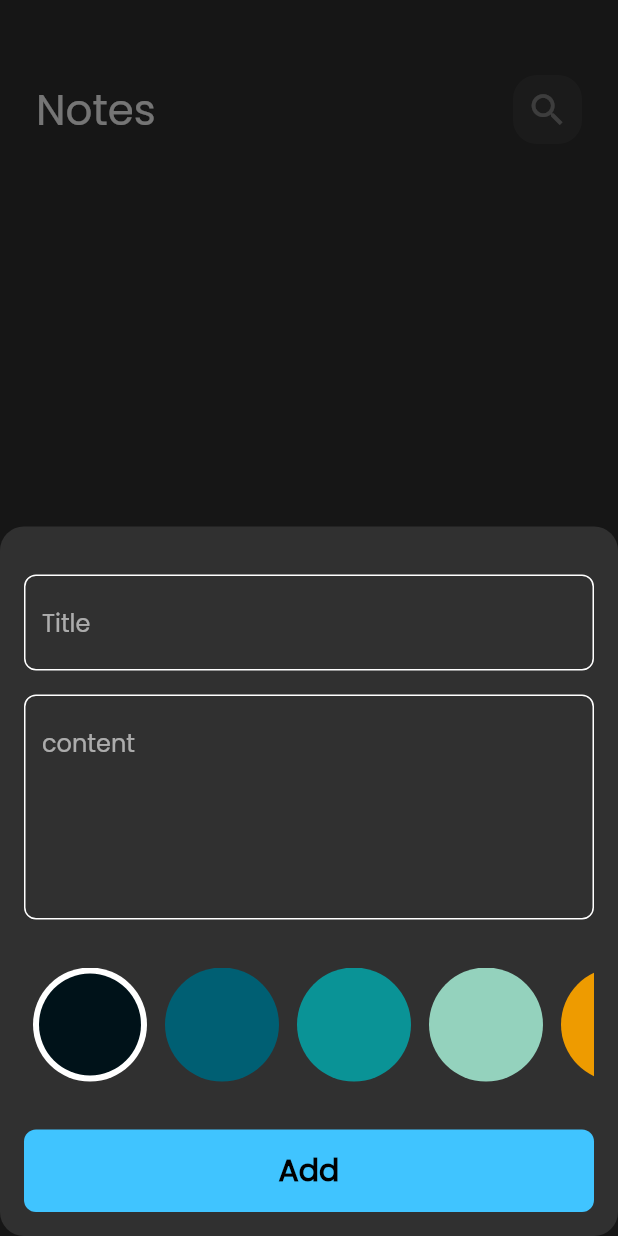
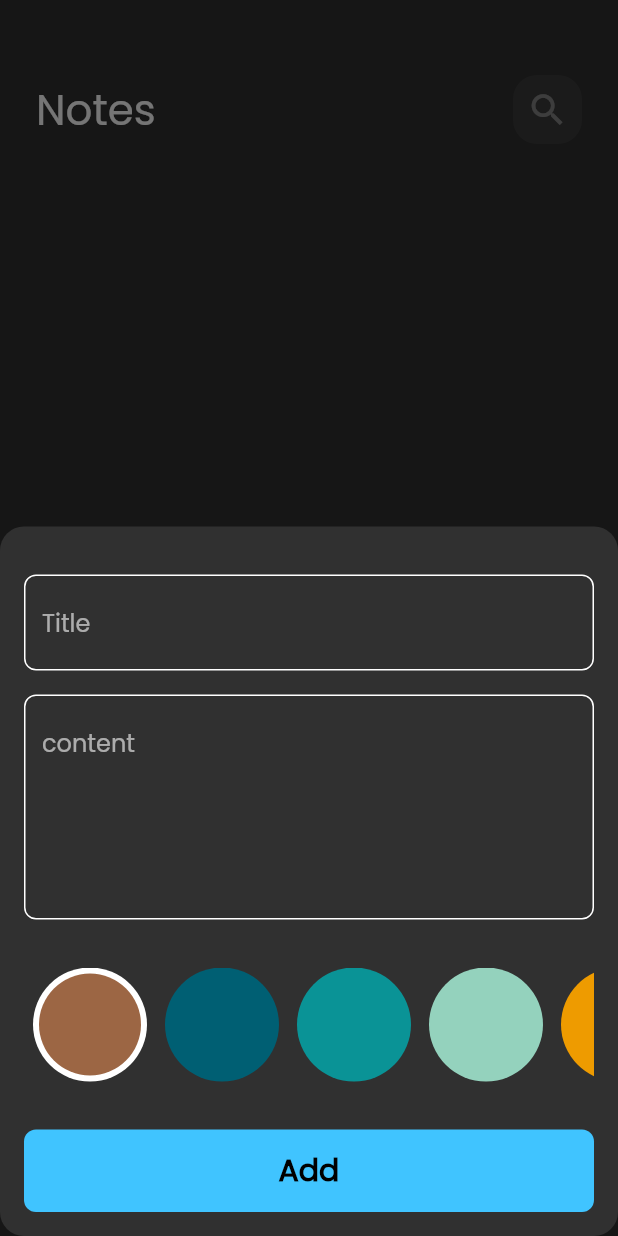
Before and after one commit to mahdymohamed6/note_app, a Flutter app: the screen it shows after launch, after a tap on the "add" icon, on a phone screen of 412 x 824 dp. Run offline on Flutter 3.47's test engine with Material 2 defaults, Android fonts, the phone set to English and light mode, and no system bars; our stand-ins replace bloc, flutter_bloc, hive, hive_flutter; accounts and stored records are empty; generated files the repository leaves out were written again.

Commit message:
finish notes app

```diff
--- a/lib/cubits/add_note_cubit/add_note_cubit.dart
+++ b/lib/cubits/add_note_cubit/add_note_cubit.dart
@@ -1,6 +1,7 @@
+import 'dart:ui';
+
 import 'package:bloc/bloc.dart';
 import 'package:hive_flutter/hive_flutter.dart';
-import 'package:meta/meta.dart';
 import 'package:note_app/constants/const.dart';
 
 import '../../models/note_model.dart';
@@ -9,8 +10,9 @@ part 'add_note_state.dart';
 
 class AddNoteCubit extends Cubit<AddNoteState> {
   AddNoteCubit() : super(AddNoteInitial());
+  Color color= const Color(0xff9c6644);
   addNote(NoteModel note)async{
-
+        note.color=color.value;
       emit(AddNoteLoading());
     try {
       var notesBox=Hive.box<NoteModel>(kNotesBox);
--- a/lib/cubits/add_note_cubit/add_note_state.dart
+++ b/lib/cubits/add_note_cubit/add_note_state.dart
@@ -1,6 +1,5 @@
 part of 'add_note_cubit.dart';
 
-@immutable
 abstract class AddNoteState {}
 
 class AddNoteInitial extends AddNoteState {}
--- a/lib/widgets/add_note_form.dart
+++ b/lib/widgets/add_note_form.dart
@@ -6,6 +6,7 @@ import 'package:note_app/models/note_model.dart';
 import '../cubits/add_note_cubit/add_note_cubit.dart';
 import 'color_list_view.dart';
 import 'custom_buttom.dart';
+
 import 'custom_text_field.dart';
 
 class AddNoteForm extends StatefulWidget {
--- a/lib/widgets/color_list_view.dart
+++ b/lib/widgets/color_list_view.dart
@@ -1,4 +1,6 @@
 import 'package:flutter/material.dart';
+import 'package:flutter_bloc/flutter_bloc.dart';
+import 'package:note_app/cubits/add_note_cubit/add_note_cubit.dart';
 class  ColorItem extends StatelessWidget {
   const  ColorItem({Key? key, required this.isActive, required this.color}) : super(key: key);
 final bool isActive;
@@ -30,7 +32,7 @@ class _ColorsListViewState extends State<ColorsListView> {
 
   int currentIndex=0;
     List<Color> colors=const[
-      Color(0xff001219),
+      Color(0xff9c6644),
       Color(0xff005f73),
       Color(0xff0a9396),
       Color(0xff94d2bd),
@@ -60,6 +62,7 @@ class _ColorsListViewState extends State<ColorsListView> {
                 onTap: (){
 
                   currentIndex=index;
+                  BlocProvider.of<AddNoteCubit>(context).color=colors[index];
                   setState(() {
 
                   });
```
